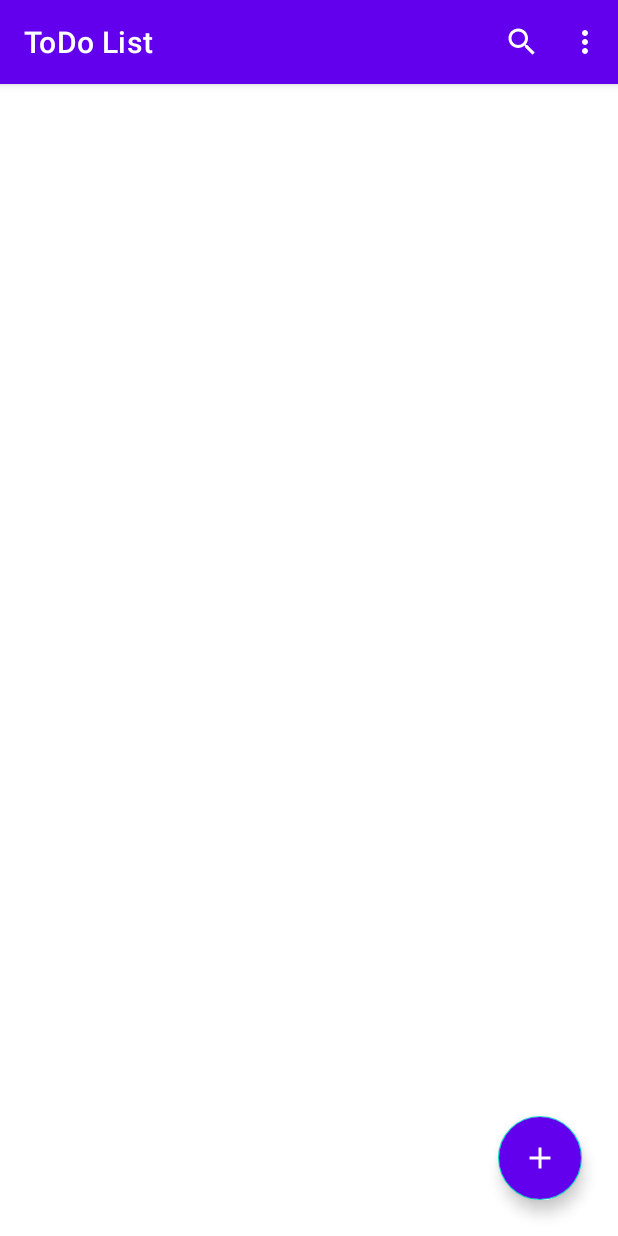
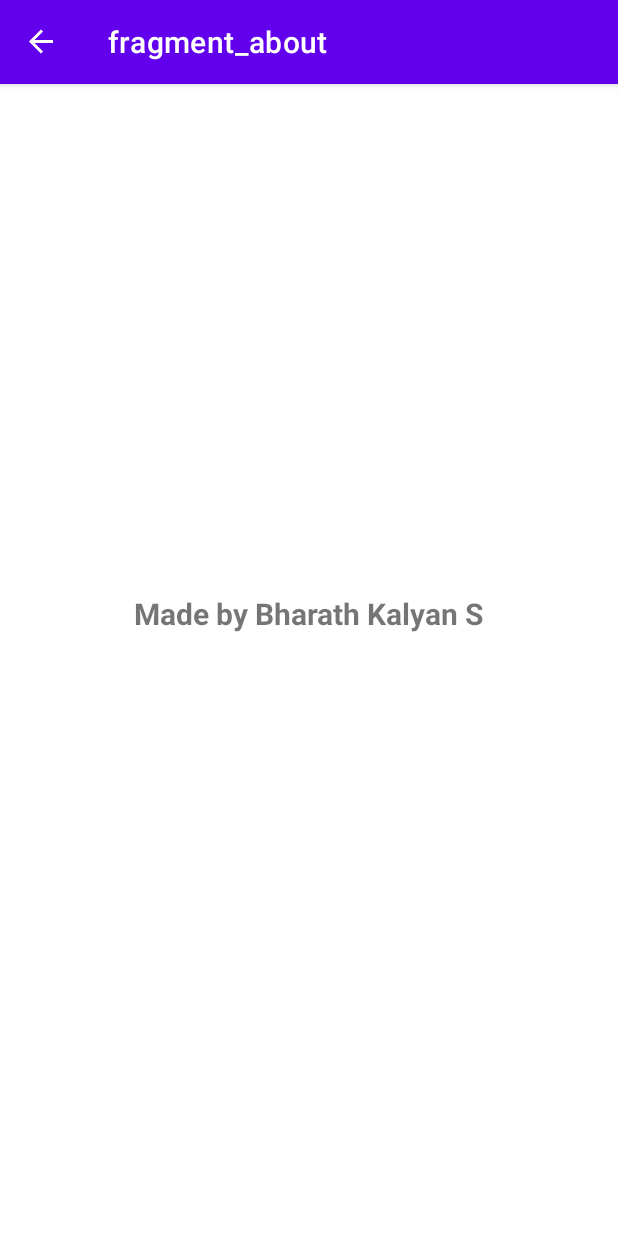
Before and after one commit to bharathkalyans/ToDo-List-App, an Android app: the screen it shows after launch (MainActivity), in the options menu, after a tap on "About", on a phone screen of 412 x 824 dp. Run offline under Robolectric (Android 15) with nearby library versions, the phone set to English and light mode, and no system bars; our stand-ins replace Room's generated code, navigation-ui.

Commit message:
Added all functionalities to Delete All the Data and Added About Fragment!

```diff
--- a/app/src/main/java/com/bharathkalyans/todolist/data/ToDoDao.kt
+++ b/app/src/main/java/com/bharathkalyans/todolist/data/ToDoDao.kt
@@ -21,4 +21,7 @@ interface ToDoDao {
     @Delete
     suspend fun deleteData(toDoData: ToDoData)
 
+    @Query("DELETE FROM todo_table")
+    suspend fun deleteAllData()
+
 }
--- a/app/src/main/java/com/bharathkalyans/todolist/data/repository/ToDoRepository.kt
+++ b/app/src/main/java/com/bharathkalyans/todolist/data/repository/ToDoRepository.kt
@@ -20,4 +20,7 @@ class ToDoRepository(private val toDoDao: ToDoDao) {
         toDoDao.deleteData(toDoData)
     }
 
+    suspend fun deleteAllData(){
+        toDoDao.deleteAllData()
+    }
 }
--- a/app/src/main/java/com/bharathkalyans/todolist/data/viewmodel/ToDoViewModel.kt
+++ b/app/src/main/java/com/bharathkalyans/todolist/data/viewmodel/ToDoViewModel.kt
@@ -45,4 +45,9 @@ class ToDoViewModel(application: Application) : AndroidViewModel(application) {
         }
     }
 
+    fun deleteAllData() {
+        viewModelScope.launch(Dispatchers.IO) {
+            repository.deleteAllData()
+        }
+    }
 }
--- /dev/null
+++ b/app/src/main/java/com/bharathkalyans/todolist/fragments/about/AboutFragment.kt
@@ -0,0 +1,22 @@
+package com.bharathkalyans.todolist.fragments.about
+
+import android.os.Bundle
+import androidx.fragment.app.Fragment
+import android.view.LayoutInflater
+import android.view.View
+import android.view.ViewGroup
+import com.bharathkalyans.todolist.R
+
+class AboutFragment : Fragment() {
+
+    override fun onCreateView(
+        inflater: LayoutInflater, container: ViewGroup?,
+        savedInstanceState: Bundle?
+    ): View? {
+        // Inflate the layout for this fragment
+        val view = inflater.inflate(R.layout.fragment_about, container, false)
+
+        return view
+    }
+
+}
--- a/app/src/main/java/com/bharathkalyans/todolist/fragments/update/UpdateFragment.kt
+++ b/app/src/main/java/com/bharathkalyans/todolist/fragments/update/UpdateFragment.kt
@@ -90,8 +90,8 @@ class UpdateFragment : Fragment() {
             findNavController().navigate(R.id.action_updateFragment_to_listFragment)
         }
         builder.setNegativeButton("No") { _, _ -> }
-        builder.setTitle("Delete ${args.currentItem.title}?")
-        builder.setMessage("Are you sure you want to delete ${args.currentItem.title}?")
+        builder.setTitle("Delete `${args.currentItem.title}`?")
+        builder.setMessage("Are you sure you want to delete `${args.currentItem.title}`?")
         builder.create().show()
     }
 
--- /dev/null
+++ b/app/src/main/res/layout/fragment_about.xml
@@ -0,0 +1,23 @@
+<?xml version="1.0" encoding="utf-8"?>
+<androidx.constraintlayout.widget.ConstraintLayout xmlns:android="http://schemas.android.com/apk/res/android"
+    xmlns:app="http://schemas.android.com/apk/res-auto"
+    xmlns:tools="http://schemas.android.com/tools"
+    android:layout_width="match_parent"
+    android:layout_height="match_parent"
+    tools:context=".fragments.about.AboutFragment">
+
+
+    <TextView
+        android:id="@+id/textView"
+        android:layout_width="wrap_content"
+        android:layout_height="wrap_content"
+        android:text="@string/made_by_bharath_kalyan_s"
+        android:textSize="20sp"
+        android:textStyle="bold"
+        app:layout_constraintBottom_toBottomOf="parent"
+        app:layout_constraintEnd_toEndOf="parent"
+        app:layout_constraintStart_toStartOf="parent"
+        app:layout_constraintTop_toTopOf="parent"
+        app:layout_constraintVertical_bias="0.458" />
+
+</androidx.constraintlayout.widget.ConstraintLayout>
--- a/app/src/main/res/menu/list_fragment_menu.xml
+++ b/app/src/main/res/menu/list_fragment_menu.xml
@@ -35,7 +35,7 @@
         android:title="@string/delete_all"
         app:showAsAction="never" />
     <item
-        android:id="@+id/About"
+        android:id="@+id/menu_about"
         android:title="@string/about" />
 
 
--- a/app/src/main/res/navigation/my_navigation.xml
+++ b/app/src/main/res/navigation/my_navigation.xml
@@ -24,6 +24,9 @@
             app:exitAnim="@anim/to_right"
             app:popEnterAnim="@anim/from_right"
             app:popExitAnim="@anim/to_left" />
+        <action
+            android:id="@+id/action_listFragment_to_aboutFragment"
+            app:destination="@id/aboutFragment" />
     </fragment>
     <fragment
         android:id="@+id/addFragment"
@@ -48,4 +51,13 @@
             android:name="currentItem"
             app:argType="com.bharathkalyans.todolist.data.models.ToDoData" />
     </fragment>
+    <fragment
+        android:id="@+id/aboutFragment"
+        android:name="com.bharathkalyans.todolist.fragments.about.AboutFragment"
+        android:label="fragment_about"
+        tools:layout="@layout/fragment_about" >
+        <action
+            android:id="@+id/action_aboutFragment_to_listFragment"
+            app:destination="@id/listFragment" />
+    </fragment>
 </navigation>
--- a/app/src/main/res/values/strings.xml
+++ b/app/src/main/res/values/strings.xml
@@ -17,6 +17,7 @@
     <string name="about">About</string>
     <string name="random_text">Description of A Card that is placed inside the ROW Layout of the Card!! And some random text!</string>
     <string name="my_title">My Title</string>
+    <string name="made_by_bharath_kalyan_s">Made by Bharath Kalyan S</string>
 
     <!--    For Spinner Values we have to use String Array!-->
     <string-array name="priorities">
```
Also changed, not shown: app/src/main/java/com/bharathkalyans/todolist/fragments/list/ListFragment.kt (+29 -3 lines).
